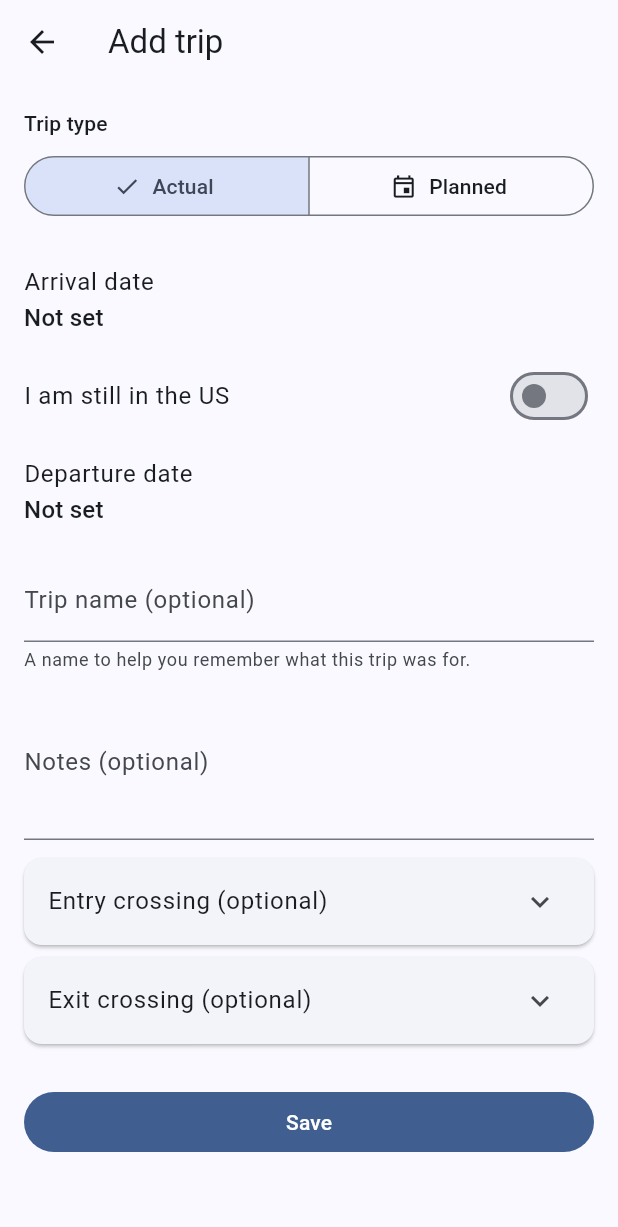
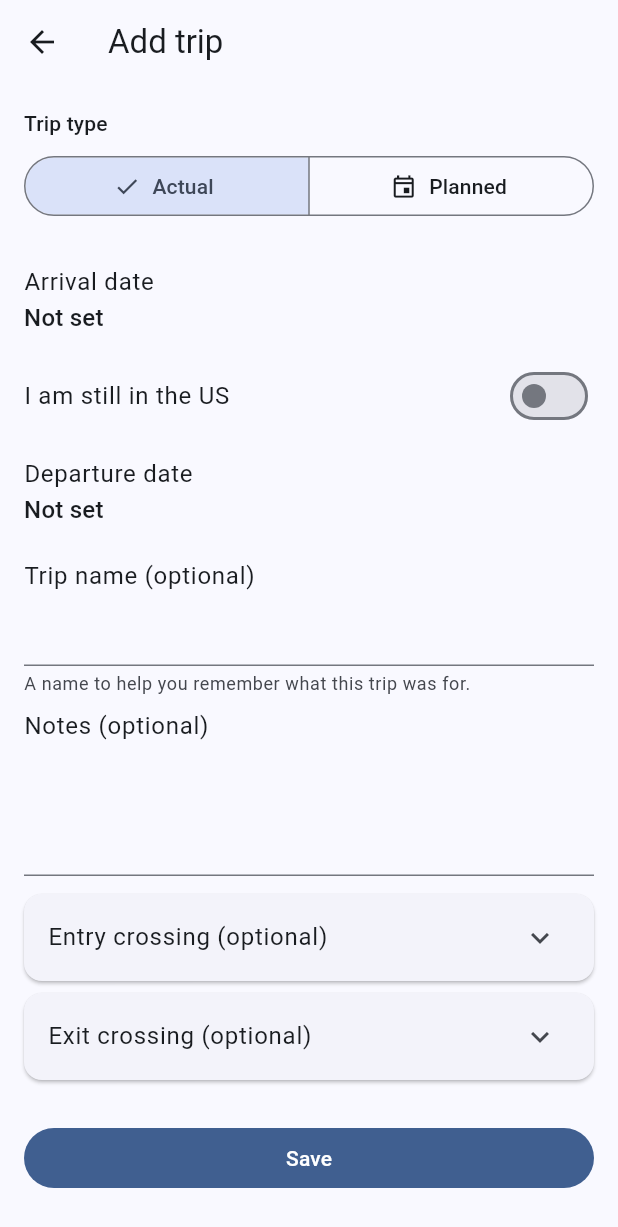
Before and after one commit to TACSAT/snowbird-in-usa-tracker, a Flutter app: the TripEditScreen screen opened directly, on a phone screen of 412 x 824 dp. Shown: the top 1227 px of the screen. Run offline on Flutter 3.47's test engine with Material 3 defaults, Android fonts, the phone set to English and light mode, and no system bars; our stand-ins replace flutter_local_notifications, flutter_timezone, package_info_plus, pdf, printing, share_plus and 2 more; accounts and stored records are empty.

Commit message:
Enforce trip limits, wrap field labels, run CI once
- Refuse trips past the 2,000 limit; date pickers reach back to 1950
- Field labels, help and errors wrap at any text size
- Check nearly every screen for cut-off text
- CI on pull requests and pushes to main only

Co-Authored-By: Claude Opus 5.5 <noreply@anthropic.com>

```diff
--- a/lib/l10n/app_localizations.dart
+++ b/lib/l10n/app_localizations.dart
@@ -1075,6 +1075,12 @@ abstract class AppLocalizations {
   /// In en, this message translates to:
   /// **'{count, plural, =1{Includes 1 planned trip whose dates have passed. Mark it as actual or delete it.} other{Includes {count} planned trips whose dates have passed. Mark them as actual or delete them.}}'**
   String assumeStalePlanned(int count);
+
+  /// No description provided for @errorTooManyTrips.
+  ///
+  /// In en, this message translates to:
+  /// **'The limit of {count} trips is reached. Delete a trip to add another.'**
+  String errorTooManyTrips(int count);
 }
 
 class _AppLocalizationsDelegate
--- a/lib/l10n/app_localizations_en.dart
+++ b/lib/l10n/app_localizations_en.dart
@@ -585,4 +585,9 @@ class AppLocalizationsEn extends AppLocalizations {
     );
     return '$_temp0';
   }
+
+  @override
+  String errorTooManyTrips(int count) {
+    return 'The limit of $count trips is reached. Delete a trip to add another.';
+  }
 }
--- a/lib/l10n/app_localizations_fr.dart
+++ b/lib/l10n/app_localizations_fr.dart
@@ -591,4 +591,9 @@ class AppLocalizationsFr extends AppLocalizations {
     );
     return '$_temp0';
   }
+
+  @override
+  String errorTooManyTrips(int count) {
+    return 'La limite de $count séjours est atteinte. Supprimez un séjour pour en ajouter un autre.';
+  }
 }
--- a/lib/logic/input_limits.dart
+++ b/lib/logic/input_limits.dart
@@ -99,6 +99,13 @@ abstract final class InputLimits {
   //     atteindra un jour.
   static const int maxTrips = 2000;
 
+  // EN: Years offered by the date pickers: any living memory of a trip, and plans a
+  //     decade ahead.
+  // FR: Années offertes par les sélecteurs : tout souvenir de séjour, et des projets
+  //     jusqu'à dix ans.
+  static const int minTripYear = 1950;
+  static const int maxYearsAhead = 10;
+
   // EN: A time of day expressed as minutes since local midnight, 0 (00:00) to
   //     1439 (23:59). Optional per-crossing field: null means "time not
   //     recorded", which is the common case for a land crossing the user only
--- /dev/null
+++ b/lib/screens/labeled_field.dart
@@ -0,0 +1,60 @@
+// EN: A text field whose label sits above it as ordinary text. Material's built-in
+//     label is one line and is cut off at large sizes or in longer languages; this one
+//     wraps (NFR-5). The two are merged so screen readers announce them together.
+// FR: Un champ de texte dont l'étiquette se place au-dessus en texte ordinaire. Celle
+//     de Material tient sur une ligne et se fait couper en grande taille ou dans les
+//     langues plus longues ; celle-ci passe à la ligne (NFR-5). Les deux sont fusionnées
+//     pour que les lecteurs d'écran les annoncent ensemble.
+
+import 'package:flutter/material.dart';
+import 'package:flutter/services.dart';
+
+class LabeledField extends StatelessWidget {
+  final String label;
+  final TextEditingController controller;
+  final int? maxLength;
+  final int maxLines;
+  final String? helper;
+  final TextInputType? keyboardType;
+  final List<TextInputFormatter>? inputFormatters;
+  final FormFieldValidator<String>? validator;
+
+  const LabeledField({
+    super.key,
+    required this.label,
+    required this.controller,
+    this.maxLength,
+    this.maxLines = 1,
+    this.helper,
+    this.keyboardType,
+    this.inputFormatters,
+    this.validator,
+  });
+
+  @override
+  Widget build(BuildContext context) => MergeSemantics(
+        child: Column(
+          crossAxisAlignment: CrossAxisAlignment.stretch,
+          children: [
+            Text(label, style: Theme.of(context).textTheme.bodyLarge),
+            TextFormField(
+              controller: controller,
+              maxLength: maxLength,
+              maxLines: maxLines,
+              keyboardType: keyboardType,
+              inputFormatters: inputFormatters,
+              validator: validator,
+              // EN: Help and error text wraps instead of being cut off at large sizes.
+              // FR: Les textes d'aide et d'erreur passent à la ligne au lieu d'être
+              //     coupés en grande taille.
+              decoration: InputDecoration(
+                helperText: helper,
+                helperMaxLines: 20,
+                errorMaxLines: 20,
+                counterText: '',
+              ),
+            ),
+          ],
+        ),
+      );
+}
--- a/lib/screens/pickers.dart
+++ b/lib/screens/pickers.dart
@@ -24,8 +24,10 @@ Future<DateTime?> pickDate(
     showDatePicker(
       context: context,
       initialDate: initial,
-      firstDate: first,
-      lastDate: last,
+      // EN: A stored date outside the usual range must still open, not fail.
+      // FR: Une date enregistrée hors de la plage usuelle doit s'ouvrir, pas échouer.
+      firstDate: initial.isBefore(first) ? initial : first,
+      lastDate: initial.isAfter(last) ? initial : last,
       builder: _capped,
     );
 
--- a/lib/screens/trip_edit_screen.dart
+++ b/lib/screens/trip_edit_screen.dart
@@ -33,6 +33,7 @@ import 'package:snowbird_in_usa_tracker/l10n/app_localizations.dart';
 import 'package:snowbird_in_usa_tracker/logic/input_limits.dart';
 import 'package:snowbird_in_usa_tracker/models/crossing_info.dart';
 import 'package:snowbird_in_usa_tracker/models/trip.dart';
+import 'package:snowbird_in_usa_tracker/screens/labeled_field.dart';
 import 'package:snowbird_in_usa_tracker/screens/pickers.dart';
 import 'package:snowbird_in_usa_tracker/screens/value_row.dart';
 import 'package:snowbird_in_usa_tracker/services/storage_service.dart';
@@ -256,24 +257,18 @@ class _TripEditScreenState extends State<TripEditScreen> {
                 ),
               const SizedBox(height: 8),
 
-              TextFormField(
+              LabeledField(
                 controller: _name,
                 maxLength: InputLimits.maxTripNameLength,
-                decoration: InputDecoration(
-                  labelText: strings.fieldTripName,
-                  helperText: strings.fieldTripNameHelper,
-                  counterText: '',
-                ),
+                label: strings.fieldTripName,
+                helper: strings.fieldTripNameHelper,
               ),
               const SizedBox(height: 8),
-              TextFormField(
+              LabeledField(
                 controller: _notes,
                 maxLength: InputLimits.maxNotesLength,
                 maxLines: 3,
-                decoration: InputDecoration(
-                  labelText: strings.fieldNotes,
-                  counterText: '',
-                ),
+                label: strings.fieldNotes,
               ),
               const SizedBox(height: 8),
 
@@ -327,14 +322,8 @@ class _TripEditScreenState extends State<TripEditScreen> {
     final picked = await pickDate(
       context,
       initial: initial,
-      // EN: A generous but bounded range — a decade back covers any real history,
-      //     and a few years forward covers planned trips, without an infinite
-      //     scroll.
-      // FR: Une plage large mais bornée — une décennie en arrière couvre tout
-      //     historique réel, et quelques années en avant couvrent les séjours
-      //     planifiés, sans défilement infini.
-      first: DateTime(DateTime.now().year - 10),
-      last: DateTime(DateTime.now().year + 10),
+      first: DateTime(InputLimits.minTripYear),
+      last: DateTime(DateTime.now().year + InputLimits.maxYearsAhead, 12, 31),
     );
     if (picked == null) return;
     setState(() {
@@ -442,11 +431,18 @@ class _TripEditScreenState extends State<TripEditScreen> {
         );
       }
     } on TripValidationException catch (e) {
+      // EN: Not about the dates, so not shown under them.
+      // FR: Ne concerne pas les dates, donc pas affiché dessous.
+      if (e.problem == TripProblem.tooMany) {
+        complain(strings.errorTooManyTrips(InputLimits.maxTrips));
+        return;
+      }
       if (!mounted) return;
       _showDateError(
         arrival: switch (e.problem) {
           TripProblem.overlap => strings.errorTripOverlap,
           TripProblem.futureArrival => strings.errorFutureArrival,
+          TripProblem.tooMany => null,
         },
       );
       return;
@@ -550,40 +546,28 @@ class _CrossingSection extends StatelessWidget {
             clearTooltip: strings.clearTime,
             onClear: time == null ? null : onClearTime,
           ),
-          TextFormField(
+          LabeledField(
             controller: location,
             maxLength: InputLimits.maxLocationLength,
-            decoration: InputDecoration(
-              labelText: strings.fieldLocation,
-              counterText: '',
-            ),
+            label: strings.fieldLocation,
           ),
           const SizedBox(height: 8),
-          TextFormField(
+          LabeledField(
             controller: means,
             maxLength: InputLimits.maxMeansOfTravelLength,
-            decoration: InputDecoration(
-              labelText: strings.fieldMeansOfTravel,
-              counterText: '',
-            ),
+            label: strings.fieldMeansOfTravel,
           ),
           const SizedBox(height: 8),
-          TextFormField(
+          LabeledField(
             controller: carrier,
             maxLength: InputLimits.maxCarrierLength,
-            decoration: InputDecoration(
-              labelText: strings.fieldCarrier,
-              counterText: '',
-            ),
+            label: strings.fieldCarrier,
           ),
           const SizedBox(height: 8),
-          TextFormField(
+          LabeledField(
             controller: tz,
             maxLength: InputLimits.maxTimeZoneLength,
-            decoration: InputDecoration(
-              labelText: strings.fieldTimeZone,
-              counterText: '',
-            ),
+            label: strings.fieldTimeZone,
           ),
         ],
       ),
--- a/lib/state/trip_repository.dart
+++ b/lib/state/trip_repository.dart
@@ -28,13 +28,14 @@
 
 import 'package:flutter/foundation.dart';
 
+import 'package:snowbird_in_usa_tracker/logic/input_limits.dart';
 import 'package:snowbird_in_usa_tracker/models/trip.dart';
 import 'package:snowbird_in_usa_tracker/services/storage_service.dart';
 
 // EN: Why a trip was refused. The UI turns these into localised, neutral messages.
 // FR: Pourquoi un séjour a été refusé. L'interface en fait des messages neutres et
 //     localisés.
-enum TripProblem { overlap, futureArrival }
+enum TripProblem { overlap, futureArrival, tooMany }
 
 class TripValidationException implements Exception {
   final TripProblem problem;
@@ -95,6 +96,9 @@ class TripRepository extends ChangeNotifier {
   //     Throws TripValidationException or StorageWriteException.
   //     Lance TripValidationException ou StorageWriteException.
   Future<void> addTrip(Trip trip) => _mutate((current) {
+        if (current.length >= InputLimits.maxTrips) {
+          throw const TripValidationException(TripProblem.tooMany);
+        }
         _validate(trip, current);
         return [...current, trip];
       });
```
Also changed, not shown: lib/app.dart (+0 -7 lines), lib/l10n/app_en.arb (+7 -0 lines), lib/l10n/app_fr.arb (+7 -0 lines), lib/screens/alerts_screen.dart (+6 -8 lines), lib/screens/explore_screen.dart (+12 -3 lines), 4 other files.
